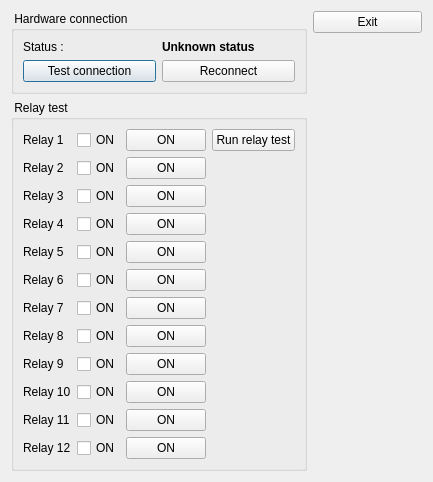
The window that client/dlghardwaretest.ui (tbikfalvi/Belenus) describes before a commit, drawn with Qt 5.
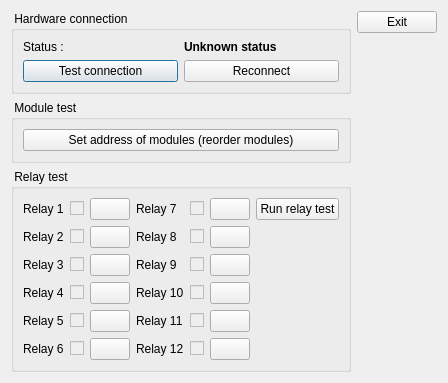
The same window after the commit.

Diff of the .ui file:
```diff
--- a/client/dlghardwaretest.ui
+++ b/client/dlghardwaretest.ui
@@ -6,8 +6,8 @@
    <rect>
     <x>0</x>
     <y>0</y>
-    <width>433</width>
-    <height>482</height>
+    <width>407</width>
+    <height>370</height>
    </rect>
   </property>
   <property name="windowTitle">
@@ -79,6 +79,22 @@
        </layout>
       </widget>
      </item>
+     <item>
+      <widget class="QGroupBox" name="gbModuleTest">
+       <property name="title">
+        <string> Module test </string>
+       </property>
+       <layout class="QVBoxLayout" name="verticalLayout_5">
+        <item>
+         <widget class="QPushButton" name="pbAddressModules">
+          <property name="text">
+           <string>Set address of modules (reorder modules)</string>
+          </property>
+         </widget>
+        </item>
+       </layout>
+      </widget>
+     </item>
      <item>
       <widget class="QGroupBox" name="gbRelays">
        <property name="title">
@@ -102,8 +118,8 @@
           </item>
           <item row="0" column="1">
            <widget class="QCheckBox" name="rbRelay01_On">
-            <property name="text">
-             <string>ON</string>
+            <property name="enabled">
+             <bool>false</bool>
             </property>
             <property name="checkable">
              <bool>true</bool>
@@ -113,7 +129,46 @@
           <item row="0" column="2">
            <widget class="QPushButton" name="pbSwitchRelay01">
             <property name="text">
-             <string>ON</string>
+             <string/>
+            </property>
+            <property name="iconSize">
+             <size>
+              <width>58</width>
+              <height>30</height>
+             </size>
+            </property>
+           </widget>
+          </item>
+          <item row="0" column="3">
+           <widget class="QLabel" name="lblRelay07">
+            <property name="font">
+             <font>
+              <weight>50</weight>
+              <bold>false</bold>
+             </font>
+            </property>
+            <property name="text">
+             <string>Relay 7</string>
+            </property>
+           </widget>
+          </item>
+          <item row="0" column="4">
+           <widget class="QCheckBox" name="rbRelay07_On">
+            <property name="enabled">
+             <bool>false</bool>
+            </property>
+            <property name="checkable">
+             <bool>true</bool>
+            </property>
+           </widget>
+          </item>
+          <item row="0" column="5">
+           <widget class="QPushButton" name="pbSwitchRelay07">
+            <property name="iconSize">
+             <size>
+              <width>58</width>
+              <height>30</height>
+             </size>
             </property>
            </widget>
           </item>
@@ -132,8 +187,8 @@
           </item>
           <item row="1" column="1">
            <widget class="QCheckBox" name="rbRelay02_On">
-            <property name="text">
-             <string>ON</string>
+            <property name="enabled">
+             <bool>false</bool>
             </property>
             <property name="checkable">
              <bool>true</bool>
@@ -143,7 +198,46 @@
           <item row="1" column="2">
            <widget class="QPushButton" name="pbSwitchRelay02">
             <property name="text">
-             <string>ON</string>
+             <string/>
+            </property>
+            <property name="iconSize">
+             <size>
+              <width>58</width>
+              <height>30</height>
+             </size>
+            </property>
+           </widget>
+          </item>
+          <item row="1" column="3">
+           <widget class="QLabel" name="lblRelay08">
+            <property name="font">
+             <font>
+              <weight>50</weight>
+              <bold>false</bold>
+             </font>
+            </property>
+            <property name="text">
+             <string>Relay 8</string>
+            </property>
+           </widget>
+          </item>
+          <item row="1" column="4">
+           <widget class="QCheckBox" name="rbRelay08_On">
+            <property name="enabled">
+             <bool>false</bool>
+            </property>
+            <property name="checkable">
+             <bool>true</bool>
+            </property>
+           </widget>
+          </item>
+          <item row="1" column="5">
+           <widget class="QPushButton" name="pbSwitchRelay08">
+            <property name="iconSize">
+             <size>
+              <width>58</width>
+              <height>30</height>
+             </size>
             </property>
            </widget>
           </item>
@@ -162,8 +256,8 @@
           </item>
           <item row="2" column="1">
            <widget class="QCheckBox" name="rbRelay03_On">
-            <property name="text">
-             <string>ON</string>
+            <property name="enabled">
+             <bool>false</bool>
             </property>
             <property name="checkable">
              <bool>true</bool>
@@ -173,7 +267,46 @@
           <item row="2" column="2">
            <widget class="QPushButton" name="pbSwitchRelay03">
             <property name="text">
-             <string>ON</string>
+             <string/>
+            </property>
+            <property name="iconSize">
+             <size>
+              <width>58</width>
+              <height>30</height>
+             </size>
+            </property>
+           </widget>
+          </item>
+          <item row="2" column="3">
+           <widget class="QLabel" name="lblRelay09">
+            <property name="font">
+             <font>
+              <weight>50</weight>
+              <bold>false</bold>
+             </font>
+            </property>
+            <property name="text">
+             <string>Relay 9</string>
+            </property>
+           </widget>
+          </item>
+          <item row="2" column="4">
+           <widget class="QCheckBox" name="rbRelay09_On">
+            <property name="enabled">
+             <bool>false</bool>
+            </property>
+            <property name="checkable">
+             <bool>true</bool>
+            </property>
+           </widget>
+          </item>
+          <item row="2" column="5">
+           <widget class="QPushButton" name="pbSwitchRelay09">
+            <property name="iconSize">
+             <size>
+              <width>58</width>
+              <height>30</height>
+             </size>
             </property>
            </widget>
           </item>
@@ -192,8 +325,8 @@
           </item>
           <item row="3" column="1">
            <widget class="QCheckBox" name="rbRelay04_On">
-            <property name="text">
-             <string>ON</string>
+            <property name="enabled">
+             <bool>false</bool>
             </property>
             <property name="checkable">
              <bool>true</bool>
@@ -202,8 +335,38 @@
           </item>
           <item row="3" column="2">
            <widget class="QPushButton" name="pbSwitchRelay04">
+            <property name="iconSize">
+             <size>
+              <width>58</width>
+              <height>30</height>
+             </size>
+            </property>
+           </widget>
+          </item>
+          <item row="3" column="3">
+           <widget class="QLabel" name="lblRelay10_on">
             <property name="text">
-             <string>ON</string>
+             <string>Relay 10</string>
+            </property>
+           </widget>
+          </item>
+          <item row="3" column="4">
+           <widget class="QCheckBox" name="rbRelay10_On">
+            <property name="enabled">
+             <bool>false</bool>
+            </property>
+            <property name="checkable">
+             <bool>true</bool>
+            </property>
+           </widget>
+          </item>
+          <item row="3" column="5">
+           <widget class="QPushButton" name="pbSwitchRelay10">
+            <property name="iconSize">
+             <size>
+              <width>58</width>
+              <height>30</height>
+             </size>
             </property>
            </widget>
           </item>
@@ -222,8 +385,8 @@
           </item>
           <item row="4" column="1">
            <widget class="QCheckBox" name="rbRelay05_On">
-            <property name="text">
-             <string>ON</string>
+            <property name="enabled">
+             <bool>false</bool>
             </property>
             <property name="checkable">
              <bool>true</bool>
@@ -232,8 +395,38 @@
           </item>
           <item row="4" column="2">
            <widget class="QPushButton" name="pbSwitchRelay05">
+            <property name="iconSize">
+             <size>
+              <width>58</width>
+              <height>30</height>
+             </size>
+            </property>
+           </widget>
+          </item>
+          <item row="4" column="3">
+           <widget class="QLabel" name="lblRelay11">
             <property name="text">
-             <string>ON</string>
+             <string>Relay 11</string>
+            </property>
+           </widget>
+          </item>
+          <item row="4" column="4">
+           <widget class="QCheckBox" name="rbRelay11_On">
+            <property name="enabled">
+             <bool>false</bool>
+            </property>
+            <property name="checkable">
+             <bool>true</bool>
+            </property>
+           </widget>
+          </item>
+          <item row="4" column="5">
+           <widget class="QPushButton" name="pbSwitchRelay11">
+            <property name="iconSize">
+             <size>
+              <width>58</width>
+              <height>30</height>
+             </size>
             </property>
            </widget>
           </item>
@@ -252,8 +445,8 @@
           </item>
           <item row="5" column="1">
            <widget class="QCheckBox" name="rbRelay06_On">
-            <property name="text">
-             <string>ON</string>
+            <property name="enabled">
+             <bool>false</bool>
             </property>
             <property name="checkable">
              <bool>true</bool>
@@ -262,170 +455,38 @@
           </item>
           <item row="5" column="2">
            <widget class="QPushButton" name="pbSwitchRelay06">
-            <property name="text">
-             <string>ON</string>
+            <property name="iconSize">
+             <size>
+              <width>58</width>
+              <height>30</height>
+             </size>
             </property>
            </widget>
           </item>
-          <item row="6" column="0">
-           <widget class="QLabel" name="lblRelay07">
-            <property name="font">
-             <font>
-              <weight>50</weight>
-              <bold>false</bold>
-             </font>
-            </property>
-            <property name="text">
-             <string>Relay 7</string>
-            </property>
-           </widget>
-          </item>
-          <item row="6" column="1">
-           <widget class="QCheckBox" name="rbRelay07_On">
-            <property name="text">
-             <string>ON</string>
-            </property>
-            <property name="checkable">
-             <bool>true</bool>
-            </property>
-           </widget>
-          </item>
-          <item row="6" column="2">
-           <widget class="QPushButton" name="pbSwitchRelay07">
-            <property name="text">
-             <string>ON</string>
-            </property>
-           </widget>
-          </item>
-          <item row="7" column="0">
-           <widget class="QLabel" name="lblRelay08">
-            <property name="font">
-             <font>
-              <weight>50</weight>
-              <bold>false</bold>
-             </font>
-            </property>
-            <property name="text">
-             <string>Relay 8</string>
-            </property>
-           </widget>
-          </item>
-          <item row="7" column="1">
-           <widget class="QCheckBox" name="rbRelay08_On">
-            <property name="text">
-             <string>ON</string>
-            </property>
-            <property name="checkable">
-             <bool>true</bool>
-            </property>
-           </widget>
-          </item>
-          <item row="7" column="2">
-           <widget class="QPushButton" name="pbSwitchRelay08">
-            <property name="text">
-             <string>ON</string>
-            </property>
-           </widget>
-          </item>
-          <item row="8" column="0">
-           <widget class="QLabel" name="lblRelay09">
-            <property name="font">
-             <font>
-              <weight>50</weight>
-              <bold>false</bold>
-             </font>
-            </property>
-            <property name="text">
-             <string>Relay 9</string>
-            </property>
-           </widget>
-          </item>
-          <item row="8" column="1">
-           <widget class="QCheckBox" name="rbRelay09_On">
-            <property name="text">
-             <string>ON</string>
-            </property>
-            <property name="checkable">
-             <bool>true</bool>
-            </property>
-           </widget>
-          </item>
-          <item row="8" column="2">
-           <widget class="QPushButton" name="pbSwitchRelay09">
-            <property name="text">
-             <string>ON</string>
-            </property>
-           </widget>
-          </item>
-          <item row="9" column="0">
-           <widget class="QLabel" name="lblRelay10_on">
-            <property name="text">
-             <string>Relay 10</string>
-            </property>
-           </widget>
-          </item>
-          <item row="9" column="1">
-           <widget class="QCheckBox" name="rbRelay10_On">
-            <property name="text">
-             <string>ON</string>
-            </property>
-            <property name="checkable">
-             <bool>true</bool>
-            </property>
-           </widget>
-          </item>
-          <item row="9" column="2">
-           <widget class="QPushButton" name="pbSwitchRelay10">
-            <property name="text">
-             <string>ON</string>
-            </property>
-           </widget>
-          </item>
-          <item row="10" column="0">
-           <widget class="QLabel" name="lblRelay11">
-            <property name="text">
-             <string>Relay 11</string>
-            </property>
-           </widget>
-          </item>
-          <item row="10" column="1">
-           <widget class="QCheckBox" name="rbRelay11_On">
-            <property name="text">
-             <string>ON</string>
-            </property>
-            <property name="checkable">
-             <bool>true</bool>
-            </property>
-           </widget>
-          </item>
-          <item row="10" column="2">
-           <widget class="QPushButton" name="pbSwitchRelay11">
-            <property name="text">
-             <string>ON</string>
-            </property>
-           </widget>
-          </item>
-          <item row="11" column="0">
+          <item row="5" column="3">
            <widget class="QLabel" name="lblRelay12">
             <property name="text">
              <string>Relay 12</string>
             </property>
            </widget>
           </item>
-          <item row="11" column="1">
+          <item row="5" column="4">
            <widget class="QCheckBox" name="rbRelay12_On">
-            <property name="text">
-             <string>ON</string>
+            <property name="enabled">
+             <bool>false</bool>
             </property>
             <property name="checkable">
              <bool>true</bool>
             </property>
            </widget>
           </item>
-          <item row="11" column="2">
+          <item row="5" column="5">
            <widget class="QPushButton" name="pbSwitchRelay12">
-            <property name="text">
-             <string>ON</string>
+            <property name="iconSize">
+             <size>
+              <width>58</width>
+              <height>30</height>
+             </size>
             </property>
            </widget>
           </item>
@@ -489,7 +550,7 @@
        <property name="sizeHint" stdset="0">
         <size>
          <width>20</width>
-         <height>408</height>
+         <height>58</height>
         </size>
        </property>
       </spacer>
```
